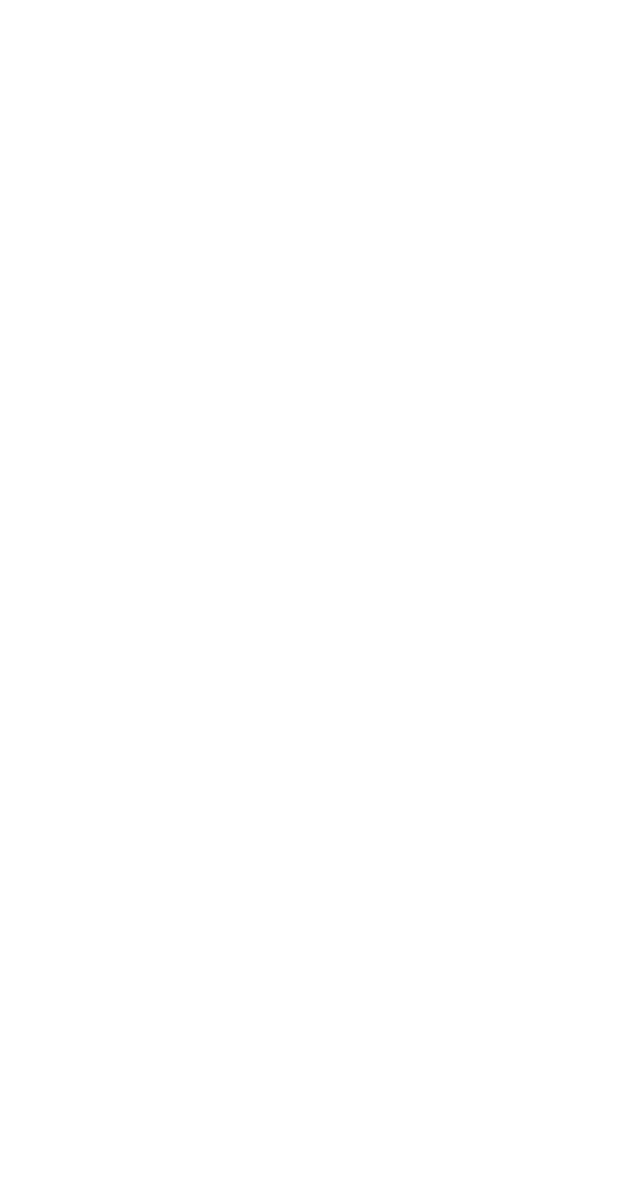
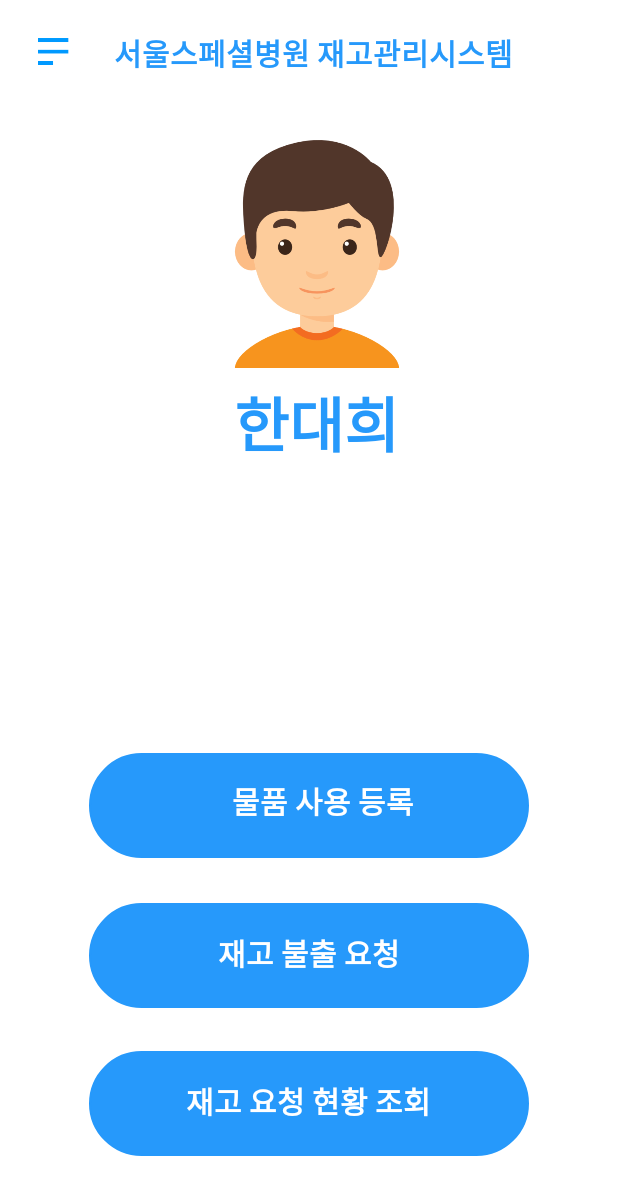
Before and after one commit to KimJuHyang/Hospital-Barcode-Inventory-Management, an Android app: the PrimaryMenu screen opened directly, with no data from a screen before it, on a phone screen of 412 x 824 dp. Before the commit the part shown is empty. Shown: the top 1195 px of the screen. Run offline under Robolectric (Android 15) with nearby library versions, the phone set to English and light mode, and no system bars.

Commit message:
기본 사용자 UI

```diff
--- a/app/src/main/res/layout/activity_primary_menu.xml
+++ b/app/src/main/res/layout/activity_primary_menu.xml
@@ -9,6 +9,130 @@
     android:background="@color/bg"
     >
 
+    <ImageView
+        android:id="@+id/imageView9"
+        android:layout_width="293dp"
+        android:layout_height="70dp"
+        android:layout_alignParentEnd="true"
+        android:layout_alignParentRight="true"
+        android:layout_alignParentBottom="true"
+        android:layout_marginEnd="59dp"
+        android:layout_marginRight="59dp"
+        android:layout_marginBottom="53dp"
+        app:srcCompat="@drawable/button" />
+
+    <TextView
+        android:id="@+id/textView11"
+        android:layout_width="wrap_content"
+        android:layout_height="wrap_content"
+        android:layout_alignParentBottom="true"
+        android:layout_centerHorizontal="true"
+        android:layout_marginBottom="75dp"
+        android:text="재고 요청 현황 조회"
+        android:textColor="@color/bg"
+        android:textSize="20dp"
+        android:textStyle="bold" />
+
+    <TextView
+        android:id="@+id/textView7"
+        android:layout_width="wrap_content"
+        android:layout_height="wrap_content"
+        android:layout_alignParentStart="true"
+        android:layout_alignParentLeft="true"
+        android:layout_alignParentTop="true"
+        android:layout_marginStart="76dp"
+        android:layout_marginLeft="76dp"
+        android:layout_marginTop="20dp"
+        android:text="서울스페셜병원 재고관리시스템"
+        android:textStyle="bold"
+        android:textColor="@color/primary"
+        android:textSize="20dp" />
+
+    <TextView
+        android:id="@+id/textView8"
+        android:layout_width="wrap_content"
+        android:layout_height="wrap_content"
+        android:layout_alignParentTop="true"
+        android:layout_alignParentEnd="true"
+        android:layout_alignParentRight="true"
+        android:layout_marginTop="252dp"
+        android:layout_marginEnd="146dp"
+        android:layout_marginRight="146dp"
+        android:text="한대희"
+        android:textColor="@color/primary"
+        android:textSize="40dp"
+        android:textStyle="bold" />
 
 
+    <ImageView
+        android:id="@+id/imageView3"
+        android:layout_width="293dp"
+        android:layout_height="70dp"
+        android:layout_alignParentEnd="true"
+        android:layout_alignParentRight="true"
+        android:layout_alignParentBottom="true"
+        android:layout_marginEnd="59dp"
+        android:layout_marginRight="59dp"
+        android:layout_marginBottom="252dp"
+        app:srcCompat="@drawable/button" />
+
+    <ImageView
+        android:id="@+id/imageView4"
+        android:layout_width="293dp"
+        android:layout_height="70dp"
+        android:layout_alignParentEnd="true"
+        android:layout_alignParentRight="true"
+        android:layout_alignParentBottom="true"
+        android:layout_marginEnd="59dp"
+        android:layout_marginRight="59dp"
+        android:layout_marginBottom="152dp"
+        app:srcCompat="@drawable/button" />
+
+    <TextView
+        android:id="@+id/textView10"
+        android:layout_width="wrap_content"
+        android:layout_height="wrap_content"
+        android:layout_alignParentBottom="true"
+        android:layout_centerHorizontal="true"
+        android:layout_marginBottom="174dp"
+        android:text="재고 불출 요청"
+        android:textColor="@color/bg"
+        android:textSize="20dp"
+        android:textStyle="bold" />
+
+    <TextView
+        android:id="@+id/textView13"
+        android:layout_width="wrap_content"
+        android:layout_height="wrap_content"
+        android:layout_alignStart="@+id/textView10"
+        android:layout_alignParentBottom="true"
+        android:layout_marginStart="9dp"
+        android:layout_marginBottom="275dp"
+        android:text="물품 사용 등록"
+        android:textColor="@color/bg"
+        android:textSize="20dp"
+        android:textStyle="bold" />
+
+    <ImageView
+        android:id="@+id/imageView8"
+        android:layout_width="47dp"
+        android:layout_height="35dp"
+        android:layout_alignParentStart="true"
+        android:layout_alignParentLeft="true"
+        android:layout_alignParentTop="true"
+        android:layout_marginStart="12dp"
+        android:layout_marginLeft="12dp"
+        android:layout_marginTop="16dp"
+        app:srcCompat="@drawable/listicon" />
+
+    <ImageView
+        android:id="@+id/imageView13"
+        android:layout_width="152dp"
+        android:layout_height="216dp"
+        android:layout_alignStart="@+id/textView11"
+        android:layout_alignParentTop="true"
+        android:layout_marginStart="11dp"
+        android:layout_marginTop="61dp"
+        app:srcCompat="@drawable/boy" />
+
 </RelativeLayout>
```
Also changed, not shown: app/src/main/res/drawable/boy.png (added).
